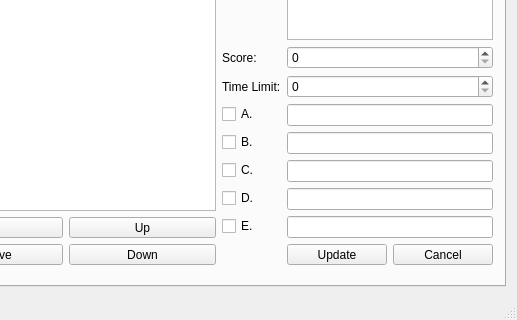
First picture: the form in src/question_editor/question_editor_v2.ui, repository trigger-happy/Cerberus, before the edit; both pictures show x 108 to 625 and y 313 to 633 of the 625 by 633 pixel window.
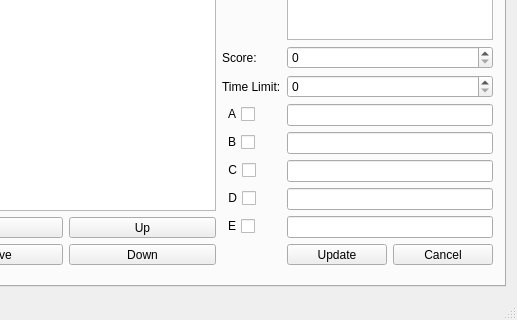
Second picture: the form after the edit. The open tabs and pages were chosen to show the change.

Commit message: Changed checkbox layout.

```diff
--- a/src/question_editor/question_editor_v2.ui
+++ b/src/question_editor/question_editor_v2.ui
@@ -19,6 +19,9 @@
   <property name="windowTitle">
    <string>Question Editor</string>
   </property>
+  <property name="layoutDirection">
+   <enum>Qt::LeftToRight</enum>
+  </property>
   <widget class="QWidget" name="centralWidget">
    <layout class="QVBoxLayout" name="verticalLayout_14">
     <item>
@@ -1032,20 +1035,16 @@
                 </property>
                </widget>
               </item>
-              <item row="3" column="0">
-               <widget class="QCheckBox" name="question_r3_ans_a">
-                <property name="text">
-                 <string>A.</string>
-                </property>
-               </widget>
-              </item>
               <item row="3" column="1">
                <widget class="QLineEdit" name="question_r3_a"/>
               </item>
               <item row="4" column="0">
                <widget class="QCheckBox" name="question_r3_ans_b">
+                <property name="layoutDirection">
+                 <enum>Qt::RightToLeft</enum>
+                </property>
                 <property name="text">
-                 <string>B.</string>
+                 <string>B</string>
                 </property>
                </widget>
               </item>
@@ -1054,8 +1053,11 @@
               </item>
               <item row="5" column="0">
                <widget class="QCheckBox" name="question_r3_ans_c">
+                <property name="layoutDirection">
+                 <enum>Qt::RightToLeft</enum>
+                </property>
                 <property name="text">
-                 <string>C.</string>
+                 <string>C</string>
                 </property>
                </widget>
               </item>
@@ -1064,8 +1066,11 @@
               </item>
               <item row="6" column="0">
                <widget class="QCheckBox" name="question_r3_ans_d">
+                <property name="layoutDirection">
+                 <enum>Qt::RightToLeft</enum>
+                </property>
                 <property name="text">
-                 <string>D.</string>
+                 <string>D</string>
                 </property>
                </widget>
               </item>
@@ -1074,8 +1079,11 @@
               </item>
               <item row="7" column="0">
                <widget class="QCheckBox" name="question_r3_ans_e">
+                <property name="layoutDirection">
+                 <enum>Qt::RightToLeft</enum>
+                </property>
                 <property name="text">
-                 <string>E.</string>
+                 <string>E</string>
                 </property>
                </widget>
               </item>
@@ -1141,6 +1149,16 @@
                 </property>
                </widget>
               </item>
+              <item row="3" column="0">
+               <widget class="QCheckBox" name="question_r3_ans_a">
+                <property name="layoutDirection">
+                 <enum>Qt::RightToLeft</enum>
+                </property>
+                <property name="text">
+                 <string>A</string>
+                </property>
+               </widget>
+              </item>
              </layout>
             </item>
            </layout>
```
Left out of the diff: 42 changed lines with no effect on the pictures.
